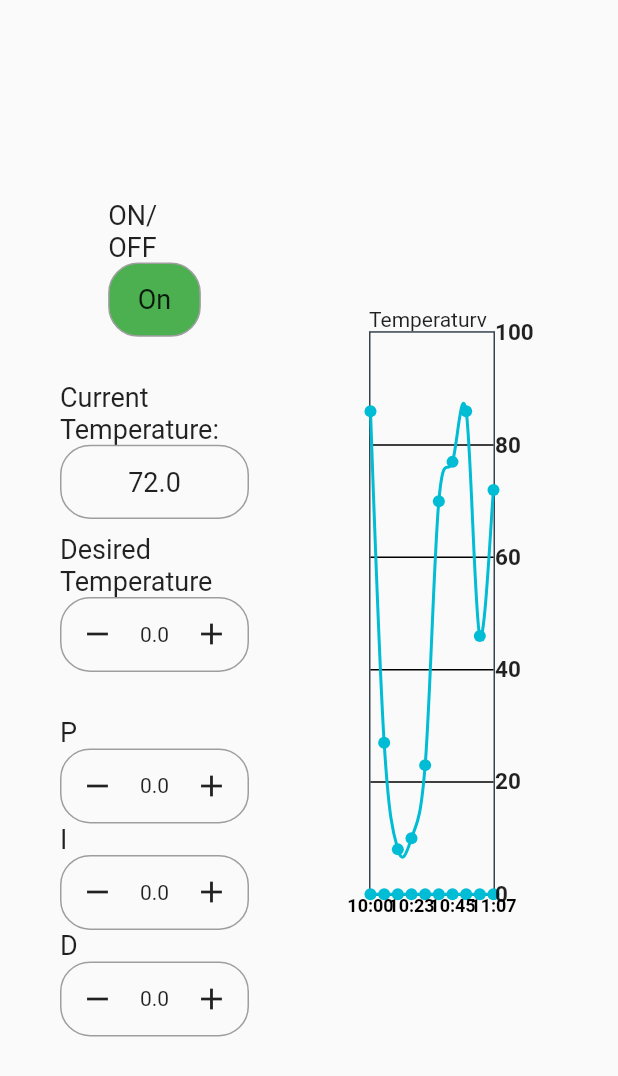
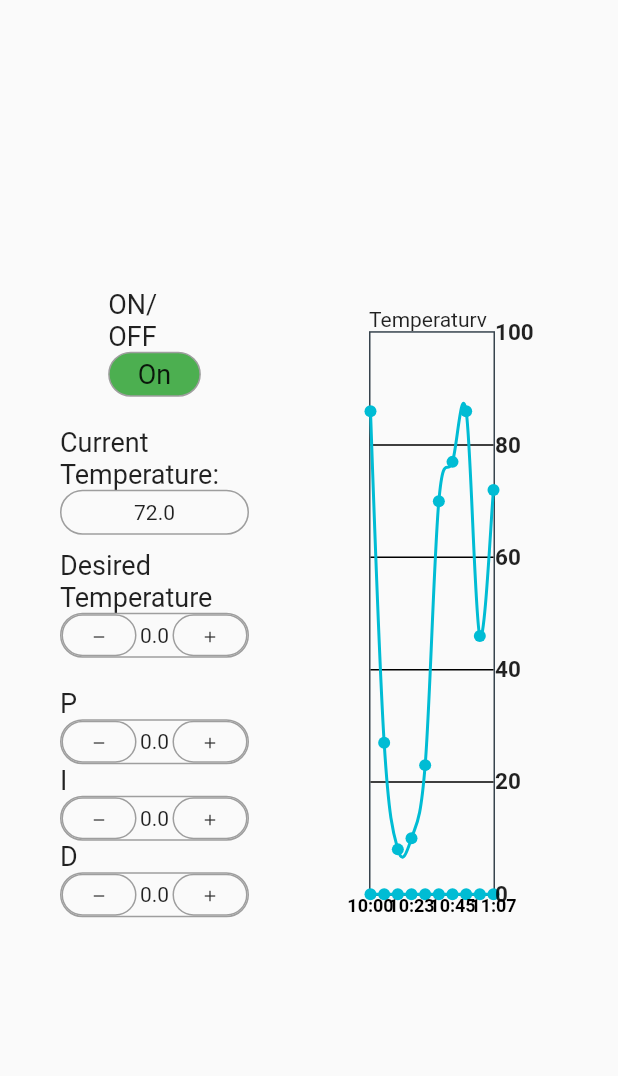
Before and after one commit to Snapp-X/Flutter-coffee-machine, a Flutter app: the screen it shows after launch, on a phone screen of 412 x 824 dp. Shown: the top 1076 px of the screen. Run offline on Flutter 3.47's test engine with Material 2 defaults, Android fonts, the phone set to English and light mode, and no system bars; drawn by our look-alikes of fl_chart; our stand-ins replace flutter_riverpod.

Commit message:
adapting UI to figma designs and trying to fix graph data

```diff
--- a/lib/screens/menu_screen.dart
+++ b/lib/screens/menu_screen.dart
@@ -41,8 +41,7 @@ class MenuScreen extends ConsumerWidget {
                                   ),
                                 ),
                                 Container(
-                                  height:
-                                      MediaQuery.of(context).size.height * 0.06,
+                                  height: 30,
                                   decoration: BoxDecoration(
                                     borderRadius: BorderRadius.circular(20),
                                     border: Border.all(color: Colors.grey),
@@ -64,7 +63,7 @@ class MenuScreen extends ConsumerWidget {
                         );
                       },
                     ),
-                    const SizedBox(height: 30),
+                    const SizedBox(height: 20),
                     Consumer(
                       builder: (context, watch, child) {
                         return currentTemperature.when(
@@ -85,8 +84,7 @@ class MenuScreen extends ConsumerWidget {
                                     ),
                                   ),
                                   Container(
-                                    height: MediaQuery.of(context).size.height *
-                                        0.06,
+                                    height: 30,
                                     decoration: BoxDecoration(
                                       borderRadius: BorderRadius.circular(20),
                                       border: Border.all(color: Colors.grey),
@@ -95,7 +93,6 @@ class MenuScreen extends ConsumerWidget {
                                       alignment: Alignment.center,
                                       child: Text(
                                         currentTemperature.toString(),
-                                        style: const TextStyle(fontSize: 18),
                                       ),
                                     ),
                                   ),
@@ -126,7 +123,7 @@ class MenuScreen extends ConsumerWidget {
                         },
                       );
                     }),
-                    const SizedBox(height: 30),
+                    const SizedBox(height: 20),
                     Consumer(builder: (context, ref, child) {
                       final desiredPValue = ref.watch(pValueProvider);
 
@@ -172,6 +169,7 @@ class MenuScreen extends ConsumerWidget {
                         },
                       );
                     }),
+                    const SizedBox(height: 20),
                   ],
                 ),
               ),
@@ -356,22 +354,36 @@ class MenuScreen extends ConsumerWidget {
             ),
           ),
           Container(
-            //  height: MediaQuery.of(context).size.height * 0.06,
+            height: 30,
             decoration: BoxDecoration(
-              borderRadius: BorderRadius.circular(20),
+              borderRadius: BorderRadius.circular(25),
               border: Border.all(color: Colors.grey),
             ),
             child: Row(
               mainAxisAlignment: MainAxisAlignment.spaceBetween,
               children: [
-                IconButton(
-                  icon: const Icon(Icons.remove),
-                  onPressed: onDecrease,
+                Container(
+                  decoration: BoxDecoration(
+                    borderRadius: BorderRadius.circular(20),
+                    border: Border.all(color: Colors.grey),
+                  ),
+                  child: IconButton(
+                    iconSize: 12,
+                    icon: const Icon(Icons.remove),
+                    onPressed: onDecrease,
+                  ),
                 ),
                 Text(value.toString()),
-                IconButton(
-                  icon: const Icon(Icons.add),
-                  onPressed: onIncrease,
+                Container(
+                  decoration: BoxDecoration(
+                    borderRadius: BorderRadius.circular(20),
+                    border: Border.all(color: Colors.grey),
+                  ),
+                  child: IconButton(
+                    iconSize: 12,
+                    icon: const Icon(Icons.add),
+                    onPressed: onIncrease,
+                  ),
                 ),
               ],
             ),
```
